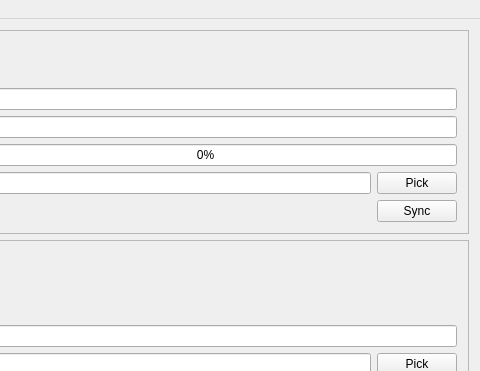
First picture: the form in mainwindow.ui, repository TianZerL/LAN_Files_Transmission, before the edit; both pictures show x 107 to 587 and y 0 to 371 of the 587 by 476 pixel window.
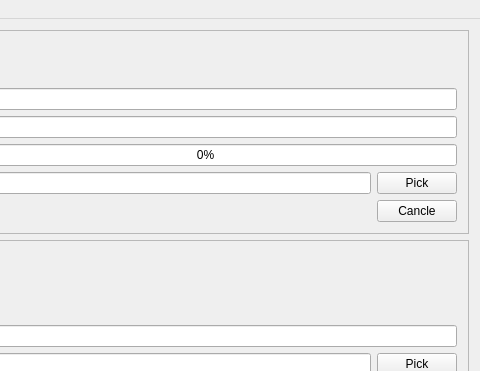
Second picture: the form after the edit.

```diff
--- a/mainwindow.ui
+++ b/mainwindow.ui
@@ -115,7 +115,7 @@
          <item row="0" column="2">
           <widget class="QPushButton" name="sycn_pb">
            <property name="text">
-            <string>Sync</string>
+            <string>Cancle</string>
            </property>
           </widget>
          </item>
```
Left out of the diff: 4 changed lines with no effect on the pictures.
